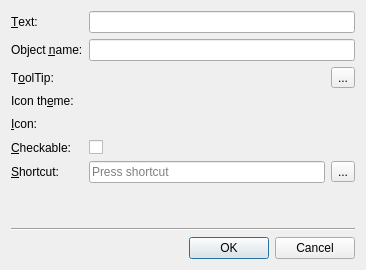
procitec/qt, file qttools/src/designer/src/lib/shared/newactiondialog.ui: the form before one commit.
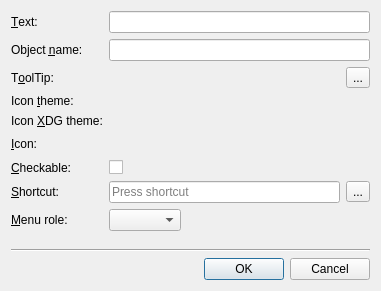
The form after the commit. Custom widgets are drawn as their Qt base class.

```diff
--- a/qttools/src/designer/src/lib/shared/newactiondialog.ui
+++ b/qttools/src/designer/src/lib/shared/newactiondialog.ui
@@ -33,8 +33,8 @@
    <rect>
     <x>0</x>
     <y>0</y>
-    <width>366</width>
-    <height>270</height>
+    <width>381</width>
+    <height>291</height>
    </rect>
   </property>
   <property name="windowTitle">
@@ -110,10 +110,10 @@
        </item>
       </layout>
      </item>
-     <item row="3" column="0">
+     <item row="4" column="0">
       <widget class="QLabel" name="iconThemeLabel">
        <property name="text">
-        <string>Icon th&amp;eme:</string>
+        <string>Icon &amp;XDG theme:</string>
        </property>
        <property name="buddy">
         <cstring>iconThemeEditor</cstring>
@@ -123,7 +123,7 @@
      <item row="3" column="1">
       <widget class="qdesigner_internal::IconThemeEditor" name="iconThemeEditor" native="true"/>
      </item>
-     <item row="4" column="0">
+     <item row="5" column="0">
       <widget class="QLabel" name="iconLabel">
        <property name="text">
         <string>&amp;Icon:</string>
@@ -133,7 +133,7 @@
        </property>
       </widget>
      </item>
-     <item row="4" column="1">
+     <item row="5" column="1">
       <layout class="QHBoxLayout" name="horizontalLayout">
        <item>
         <widget class="qdesigner_internal::IconSelector" name="iconSelector" native="true"/>
@@ -153,14 +153,14 @@
        </item>
       </layout>
      </item>
-     <item row="5" column="1">
+     <item row="6" column="1">
       <widget class="QCheckBox" name="checkableCheckBox">
        <property name="text">
         <string/>
        </property>
       </widget>
      </item>
-     <item row="5" column="0">
+     <item row="6" column="0">
       <widget class="QLabel" name="checkableLabel">
        <property name="text">
         <string>&amp;Checkable:</string>
@@ -170,7 +170,7 @@
        </property>
       </widget>
      </item>
-     <item row="6" column="0">
+     <item row="7" column="0">
       <widget class="QLabel" name="shortcutLabel">
        <property name="text">
         <string>&amp;Shortcut:</string>
@@ -180,7 +180,7 @@
        </property>
       </widget>
      </item>
-     <item row="6" column="1">
+     <item row="7" column="1">
       <layout class="QHBoxLayout" name="keysequenceLayout">
        <item>
         <widget class="QKeySequenceEdit" name="keySequenceEdit" native="true">
@@ -201,6 +201,32 @@
        </item>
       </layout>
      </item>
+     <item row="8" column="0">
+      <widget class="QLabel" name="label">
+       <property name="text">
+        <string>&amp;Menu role:</string>
+       </property>
+       <property name="buddy">
+        <cstring>menuRole</cstring>
+       </property>
+      </widget>
+     </item>
+     <item row="8" column="1">
+      <widget class="QComboBox" name="menuRole"/>
+     </item>
+     <item row="3" column="0">
+      <widget class="QLabel" name="iconThemeEnumLabel">
+       <property name="text">
+        <string>Icon &amp;theme:</string>
+       </property>
+       <property name="buddy">
+        <cstring>iconThemeEnumEditor</cstring>
+       </property>
+      </widget>
+     </item>
+     <item row="3" column="1">
+      <widget class="qdesigner_internal::IconThemeEnumEditor" name="iconThemeEnumEditor" native="true"/>
+     </item>
     </layout>
    </item>
    <item>
@@ -254,6 +280,12 @@
    <header>iconselector_p.h</header>
    <container>1</container>
   </customwidget>
+  <customwidget>
+   <class>qdesigner_internal::IconThemeEnumEditor</class>
+   <extends>QWidget</extends>
+   <header>iconselector_p.h</header>
+   <container>1</container>
+  </customwidget>
  </customwidgets>
  <tabstops>
   <tabstop>editActionText</tabstop>
```
Left out of the diff: 35 changed lines with no effect on the pictures.
